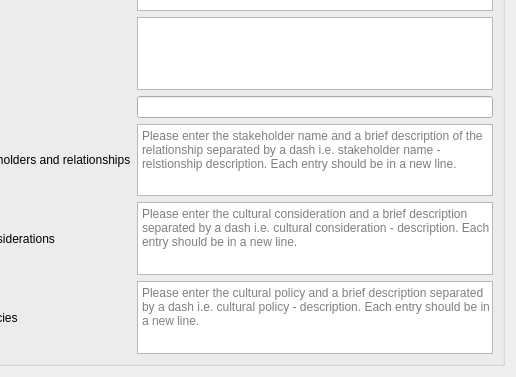
Above: src/cplus_plugin/ui/report_settings.ui from ConservationInternational/cplus-plugin before the change; both pictures show x 90 to 606 and y 232 to 609 of the 606 by 609 pixel window. Below: the same form after it.
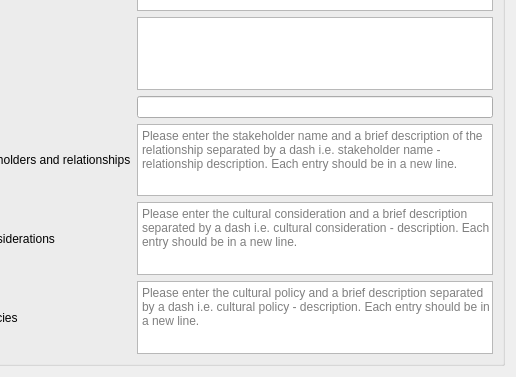
That is the form after the change. Custom widgets are drawn as their Qt base class.

Commit message: Fix typo in report settings UI.

What changed in the file:
```diff
--- a/src/cplus_plugin/ui/report_settings.ui
+++ b/src/cplus_plugin/ui/report_settings.ui
@@ -120,7 +120,7 @@
          </size>
         </property>
         <property name="placeholderText">
-         <string>Please enter the stakeholder name and a brief description of the relationship separated by a dash i.e. stakeholder name - relstionship description. Each entry should be in a new line.</string>
+         <string>Please enter the stakeholder name and a brief description of the relationship separated by a dash i.e. stakeholder name - relationship description. Each entry should be in a new line.</string>
         </property>
        </widget>
       </item>
```
